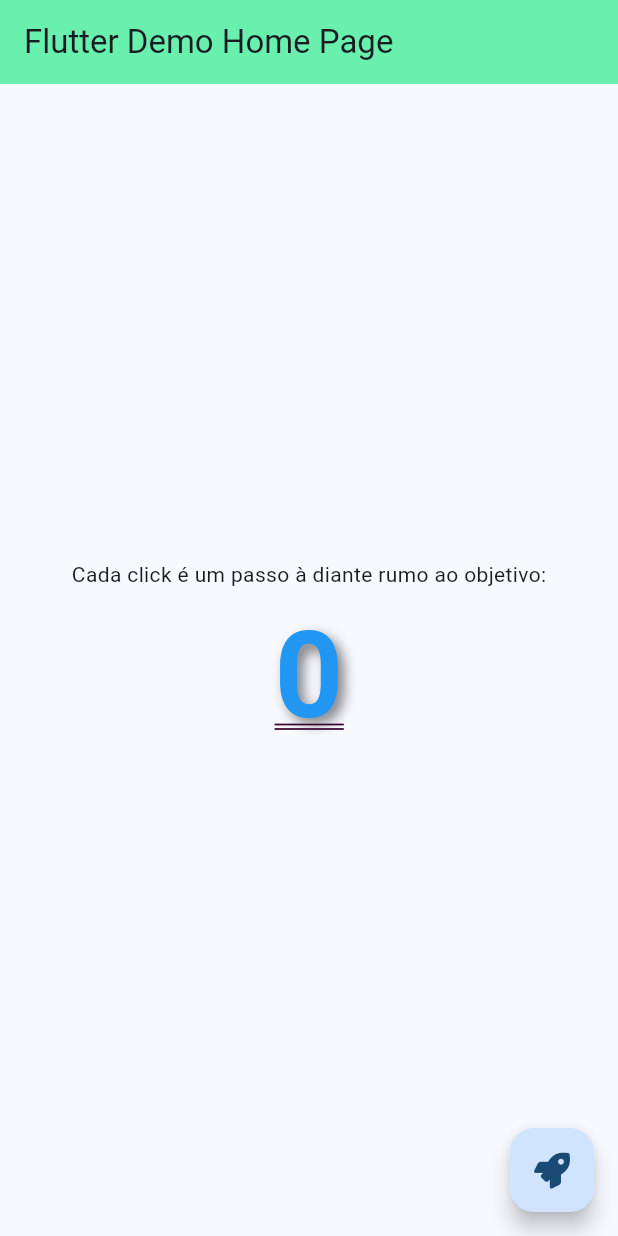
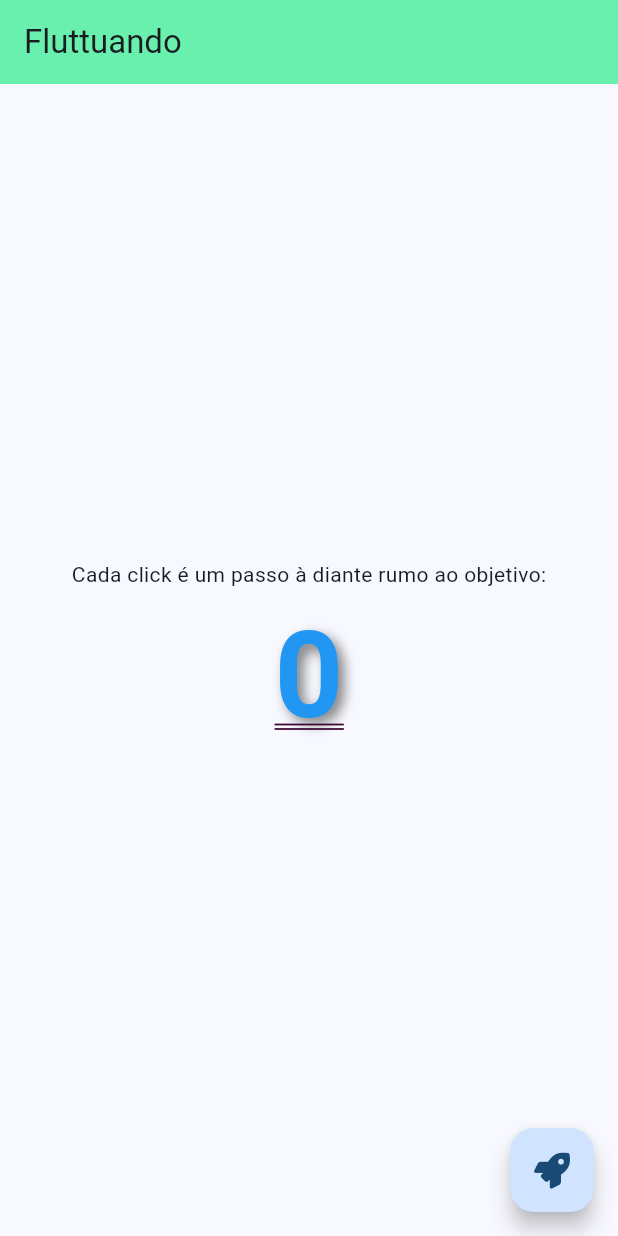
Before and after one commit to MateusOliveira991/projeto-flutter-modulo2, a Flutter app: the screen it shows after launch, on a phone screen of 412 x 824 dp. Run offline on Flutter 3.47's test engine with Material 3 defaults, Android fonts, the phone set to English and light mode, and no system bars; our stand-ins replace font_awesome_flutter.

Commit message:
refactor: Mudança de título

```diff
--- a/lib/main.dart
+++ b/lib/main.dart
@@ -12,12 +12,12 @@ class MyApp extends StatelessWidget {
   @override
   Widget build(BuildContext context) {
     return MaterialApp(
-      title: 'Flutter Demo',
+      title: 'Fluttuando',
       theme: ThemeData(
         colorScheme: ColorScheme.fromSeed(seedColor: Colors.blue),
         useMaterial3: true,
       ),
-      home: const MyHomePage(title: 'Flutter Demo Home Page'),
+      home: const MyHomePage(title: 'Fluttuando'),
     );
   }
 }
```
